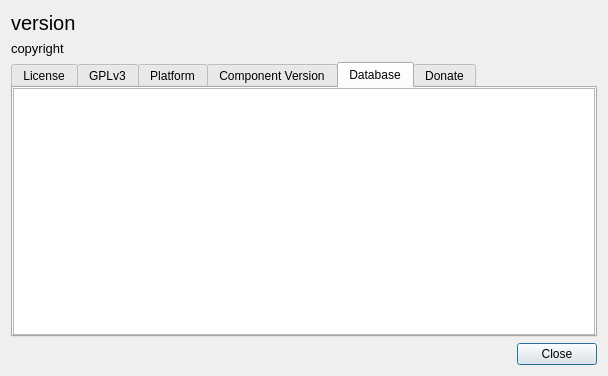
The window that src/aboutdialog.ui (ambiesoft/SceneExplorer) describes before a commit, drawn with Qt 5.
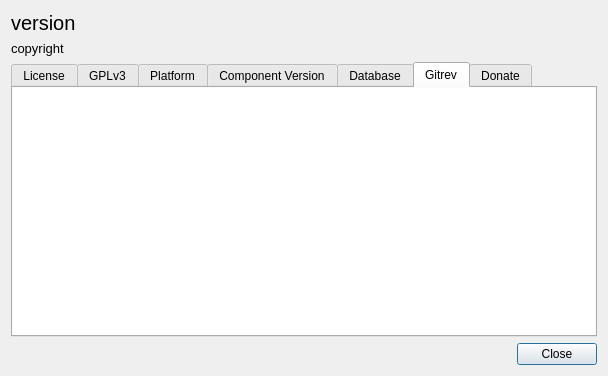
The same window after the commit.

What changed in the file:
```diff
--- a/src/aboutdialog.ui
+++ b/src/aboutdialog.ui
@@ -41,7 +41,7 @@
    <item>
     <widget class="QTabWidget" name="tabWidget">
      <property name="currentIndex">
-      <number>4</number>
+      <number>5</number>
      </property>
      <widget class="QWidget" name="tabLicense">
       <attribute name="title">
@@ -189,7 +189,40 @@
         <number>0</number>
        </property>
        <item>
-        <widget class="QTextBrowser" name="tbDatabase"/>
+        <widget class="QTextBrowser" name="tbDatabase">
+         <property name="frameShape">
+          <enum>QFrame::NoFrame</enum>
+         </property>
+        </widget>
+       </item>
+      </layout>
+     </widget>
+     <widget class="QWidget" name="tabGitrev">
+      <attribute name="title">
+       <string>Gitrev</string>
+      </attribute>
+      <layout class="QVBoxLayout" name="verticalLayout_8">
+       <property name="spacing">
+        <number>0</number>
+       </property>
+       <property name="leftMargin">
+        <number>0</number>
+       </property>
+       <property name="topMargin">
+        <number>0</number>
+       </property>
+       <property name="rightMargin">
+        <number>0</number>
+       </property>
+       <property name="bottomMargin">
+        <number>0</number>
+       </property>
+       <item>
+        <widget class="QTextBrowser" name="tbGitrev">
+         <property name="frameShape">
+          <enum>QFrame::NoFrame</enum>
+         </property>
+        </widget>
        </item>
       </layout>
      </widget>
```
